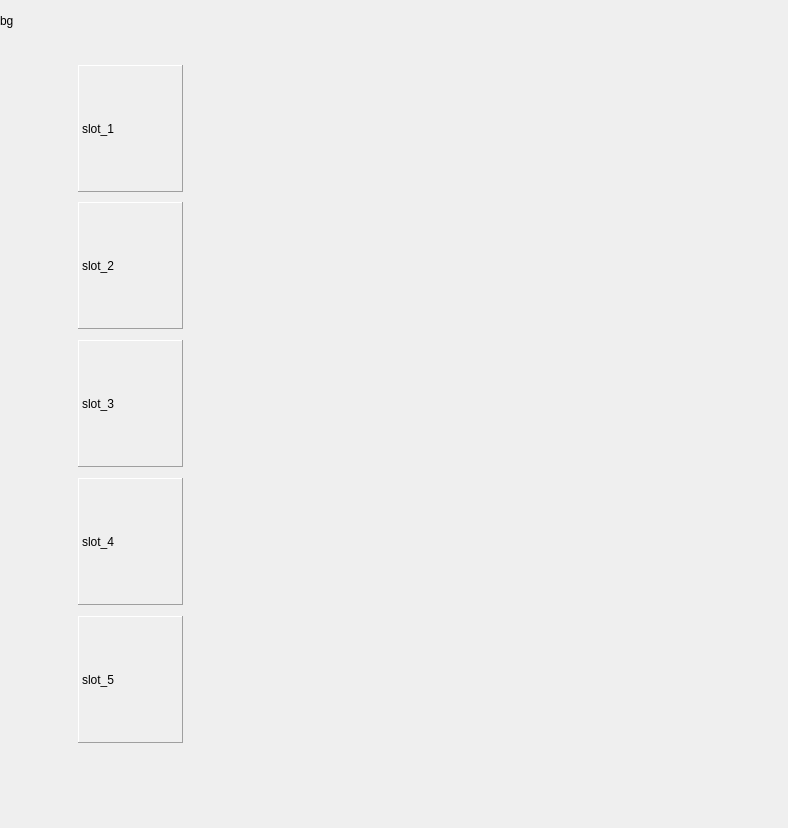
Before: the Qt Designer form client_dir/hire_menu.ui in Erepb-89/disciples_mobile, drawn with Qt 5.
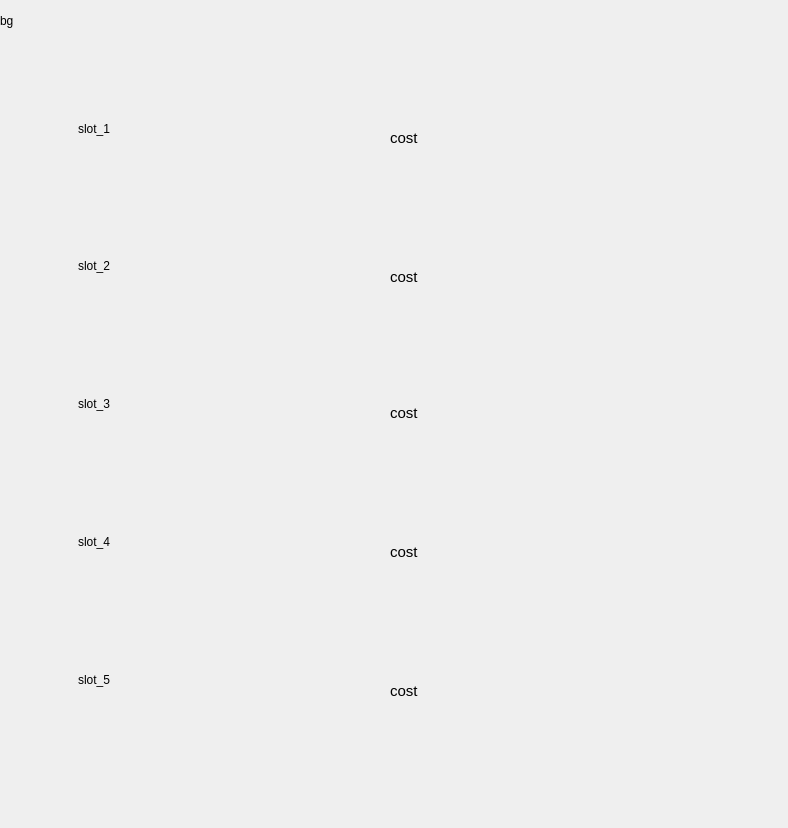
After: the same form once the commit is applied.

What changed in the file:
```diff
--- a/client_dir/hire_menu.ui
+++ b/client_dir/hire_menu.ui
@@ -24,7 +24,7 @@
      </rect>
     </property>
     <property name="frameShape">
-     <enum>QFrame::Panel</enum>
+     <enum>QFrame::NoFrame</enum>
     </property>
     <property name="frameShadow">
      <enum>QFrame::Raised</enum>
@@ -65,7 +65,7 @@
      </rect>
     </property>
     <property name="frameShape">
-     <enum>QFrame::Panel</enum>
+     <enum>QFrame::NoFrame</enum>
     </property>
     <property name="frameShadow">
      <enum>QFrame::Raised</enum>
@@ -90,7 +90,7 @@
      </rect>
     </property>
     <property name="frameShape">
-     <enum>QFrame::Panel</enum>
+     <enum>QFrame::NoFrame</enum>
     </property>
     <property name="frameShadow">
      <enum>QFrame::Raised</enum>
@@ -115,7 +115,7 @@
      </rect>
     </property>
     <property name="frameShape">
-     <enum>QFrame::Panel</enum>
+     <enum>QFrame::NoFrame</enum>
     </property>
     <property name="frameShadow">
      <enum>QFrame::Raised</enum>
@@ -188,7 +188,7 @@
      </rect>
     </property>
     <property name="frameShape">
-     <enum>QFrame::Panel</enum>
+     <enum>QFrame::NoFrame</enum>
     </property>
     <property name="frameShadow">
      <enum>QFrame::Raised</enum>
@@ -222,9 +222,9 @@
    <widget class="QLabel" name="gifLabel1">
     <property name="geometry">
      <rect>
-      <x>520</x>
+      <x>486</x>
       <y>65</y>
-      <width>127</width>
+      <width>201</width>
       <height>127</height>
      </rect>
     </property>
@@ -250,9 +250,9 @@
    <widget class="QLabel" name="gifLabel2">
     <property name="geometry">
      <rect>
-      <x>520</x>
+      <x>486</x>
       <y>202</y>
-      <width>127</width>
+      <width>201</width>
       <height>127</height>
      </rect>
     </property>
@@ -278,9 +278,9 @@
    <widget class="QLabel" name="gifLabel3">
     <property name="geometry">
      <rect>
-      <x>520</x>
+      <x>486</x>
       <y>340</y>
-      <width>127</width>
+      <width>201</width>
       <height>127</height>
      </rect>
     </property>
@@ -306,9 +306,9 @@
    <widget class="QLabel" name="gifLabel4">
     <property name="geometry">
      <rect>
-      <x>520</x>
+      <x>486</x>
       <y>478</y>
-      <width>127</width>
+      <width>201</width>
       <height>127</height>
      </rect>
     </property>
@@ -334,9 +334,9 @@
    <widget class="QLabel" name="gifLabel5">
     <property name="geometry">
      <rect>
-      <x>520</x>
+      <x>486</x>
       <y>616</y>
-      <width>127</width>
+      <width>201</width>
       <height>127</height>
      </rect>
     </property>
@@ -525,6 +525,326 @@
      <string/>
     </property>
    </widget>
+   <widget class="QLabel" name="costUnit1">
+    <property name="geometry">
+     <rect>
+      <x>390</x>
+      <y>128</y>
+      <width>71</width>
+      <height>20</height>
+     </rect>
+    </property>
+    <property name="font">
+     <font>
+      <family>Arial</family>
+      <pointsize>11</pointsize>
+      <weight>50</weight>
+      <bold>false</bold>
+     </font>
+    </property>
+    <property name="text">
+     <string>cost</string>
+    </property>
+   </widget>
+   <widget class="QLabel" name="costUnit2">
+    <property name="geometry">
+     <rect>
+      <x>390</x>
+      <y>267</y>
+      <width>71</width>
+      <height>20</height>
+     </rect>
+    </property>
+    <property name="font">
+     <font>
+      <family>Arial</family>
+      <pointsize>11</pointsize>
+      <weight>50</weight>
+      <bold>false</bold>
+     </font>
+    </property>
+    <property name="text">
+     <string>cost</string>
+    </property>
+   </widget>
+   <widget class="QLabel" name="costUnit3">
+    <property name="geometry">
+     <rect>
+      <x>390</x>
+      <y>403</y>
+      <width>71</width>
+      <height>20</height>
+     </rect>
+    </property>
+    <property name="font">
+     <font>
+      <family>Arial</family>
+      <pointsize>11</pointsize>
+      <weight>50</weight>
+      <bold>false</bold>
+     </font>
+    </property>
+    <property name="text">
+     <string>cost</string>
+    </property>
+   </widget>
+   <widget class="QLabel" name="costUnit4">
+    <property name="geometry">
+     <rect>
+      <x>390</x>
+      <y>542</y>
+      <width>71</width>
+      <height>20</height>
+     </rect>
+    </property>
+    <property name="font">
+     <font>
+      <family>Arial</family>
+      <pointsize>11</pointsize>
+      <weight>50</weight>
+      <bold>false</bold>
+     </font>
+    </property>
+    <property name="text">
+     <string>cost</string>
+    </property>
+   </widget>
+   <widget class="QLabel" name="costUnit5">
+    <property name="geometry">
+     <rect>
+      <x>390</x>
+      <y>681</y>
+      <width>71</width>
+      <height>20</height>
+     </rect>
+    </property>
+    <property name="font">
+     <font>
+      <family>Arial</family>
+      <pointsize>11</pointsize>
+      <weight>50</weight>
+      <bold>false</bold>
+     </font>
+    </property>
+    <property name="text">
+     <string>cost</string>
+    </property>
+   </widget>
+   <widget class="QPushButton" name="pushButtonBuy">
+    <property name="geometry">
+     <rect>
+      <x>630</x>
+      <y>766</y>
+      <width>60</width>
+      <height>60</height>
+     </rect>
+    </property>
+    <property name="toolTip">
+     <string>Нанять</string>
+    </property>
+    <property name="autoFillBackground">
+     <bool>false</bool>
+    </property>
+    <property name="text">
+     <string/>
+    </property>
+    <property name="flat">
+     <bool>true</bool>
+    </property>
+   </widget>
+   <widget class="QPushButton" name="pushButtonSelect1">
+    <property name="geometry">
+     <rect>
+      <x>60</x>
+      <y>54</y>
+      <width>670</width>
+      <height>149</height>
+     </rect>
+    </property>
+    <property name="text">
+     <string/>
+    </property>
+    <property name="checkable">
+     <bool>false</bool>
+    </property>
+    <property name="flat">
+     <bool>true</bool>
+    </property>
+   </widget>
+   <widget class="QPushButton" name="pushButtonSelect2">
+    <property name="geometry">
+     <rect>
+      <x>60</x>
+      <y>191</y>
+      <width>670</width>
+      <height>150</height>
+     </rect>
+    </property>
+    <property name="text">
+     <string/>
+    </property>
+    <property name="flat">
+     <bool>true</bool>
+    </property>
+   </widget>
+   <widget class="QLabel" name="labelSelected1">
+    <property name="enabled">
+     <bool>true</bool>
+    </property>
+    <property name="geometry">
+     <rect>
+      <x>60</x>
+      <y>54</y>
+      <width>661</width>
+      <height>149</height>
+     </rect>
+    </property>
+    <property name="frameShape">
+     <enum>QFrame::Box</enum>
+    </property>
+    <property name="lineWidth">
+     <number>0</number>
+    </property>
+    <property name="text">
+     <string/>
+    </property>
+   </widget>
+   <widget class="QLabel" name="labelSelected2">
+    <property name="enabled">
+     <bool>true</bool>
+    </property>
+    <property name="geometry">
+     <rect>
+      <x>60</x>
+      <y>191</y>
+      <width>670</width>
+      <height>150</height>
+     </rect>
+    </property>
+    <property name="frameShape">
+     <enum>QFrame::Box</enum>
+    </property>
+    <property name="lineWidth">
+     <number>0</number>
+    </property>
+    <property name="text">
+     <string/>
+    </property>
+   </widget>
+   <widget class="QLabel" name="labelSelected3">
+    <property name="enabled">
+     <bool>true</bool>
+    </property>
+    <property name="geometry">
+     <rect>
+      <x>60</x>
+      <y>329</y>
+      <width>670</width>
+      <height>150</height>
+     </rect>
+    </property>
+    <property name="frameShape">
+     <enum>QFrame::Box</enum>
+    </property>
+    <property name="lineWidth">
+     <number>0</number>
+    </property>
+    <property name="text">
+     <string/>
+    </property>
+   </widget>
+   <widget class="QLabel" name="labelSelected4">
+    <property name="enabled">
+     <bool>true</bool>
+    </property>
+    <property name="geometry">
+     <rect>
+      <x>60</x>
+      <y>467</y>
+      <width>670</width>
+      <height>150</height>
+     </rect>
+    </property>
+    <property name="frameShape">
+     <enum>QFrame::Box</enum>
+    </property>
+    <property name="lineWidth">
+     <number>0</number>
+    </property>
+    <property name="text">
+     <string/>
+    </property>
+   </widget>
+   <widget class="QLabel" name="labelSelected5">
+    <property name="enabled">
+     <bool>true</bool>
+    </property>
+    <property name="geometry">
+     <rect>
+      <x>60</x>
+      <y>605</y>
+      <width>670</width>
+      <height>150</height>
+     </rect>
+    </property>
+    <property name="frameShape">
+     <enum>QFrame::Box</enum>
+    </property>
+    <property name="lineWidth">
+     <number>0</number>
+    </property>
+    <property name="text">
+     <string/>
+    </property>
+   </widget>
+   <widget class="QPushButton" name="pushButtonSelect3">
+    <property name="geometry">
+     <rect>
+      <x>60</x>
+      <y>329</y>
+      <width>670</width>
+      <height>150</height>
+     </rect>
+    </property>
+    <property name="text">
+     <string/>
+    </property>
+    <property name="flat">
+     <bool>true</bool>
+    </property>
+   </widget>
+   <widget class="QPushButton" name="pushButtonSelect4">
+    <property name="geometry">
+     <rect>
+      <x>60</x>
+      <y>467</y>
+      <width>670</width>
+      <height>150</height>
+     </rect>
+    </property>
+    <property name="text">
+     <string/>
+    </property>
+    <property name="flat">
+     <bool>true</bool>
+    </property>
+   </widget>
+   <widget class="QPushButton" name="pushButtonSelect5">
+    <property name="geometry">
+     <rect>
+      <x>60</x>
+      <y>605</y>
+      <width>670</width>
+      <height>150</height>
+     </rect>
+    </property>
+    <property name="text">
+     <string/>
+    </property>
+    <property name="flat">
+     <bool>true</bool>
+    </property>
+   </widget>
    <zorder>hireMenuBG</zorder>
    <zorder>slotFrame5</zorder>
    <zorder>slotFrame4</zorder>
```
Left out of the diff: 20 changed lines with no effect on the pictures.
